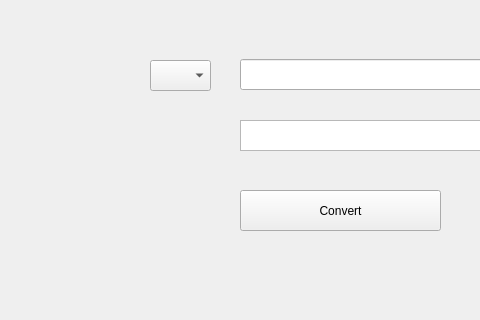
First picture: the form in mainwindow.ui, repository StarodubcevDV/CurrencyConverter, before the edit; both pictures show x 0 to 480 and y 0 to 320 of the 720 by 600 pixel window.
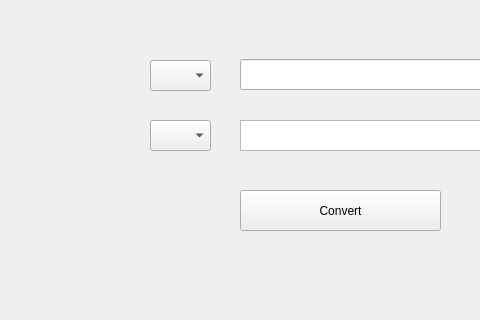
Second picture: the form after the edit.

Commit message: chore(currency list): add result query list

Patch:
```diff
--- a/mainwindow.ui
+++ b/mainwindow.ui
@@ -72,6 +72,16 @@
      </rect>
     </property>
    </widget>
+   <widget class="QComboBox" name="result_currency">
+    <property name="geometry">
+     <rect>
+      <x>150</x>
+      <y>120</y>
+      <width>61</width>
+      <height>31</height>
+     </rect>
+    </property>
+   </widget>
   </widget>
   <widget class="QMenuBar" name="menubar">
    <property name="geometry">
```
The commit also changes 1 other file.
